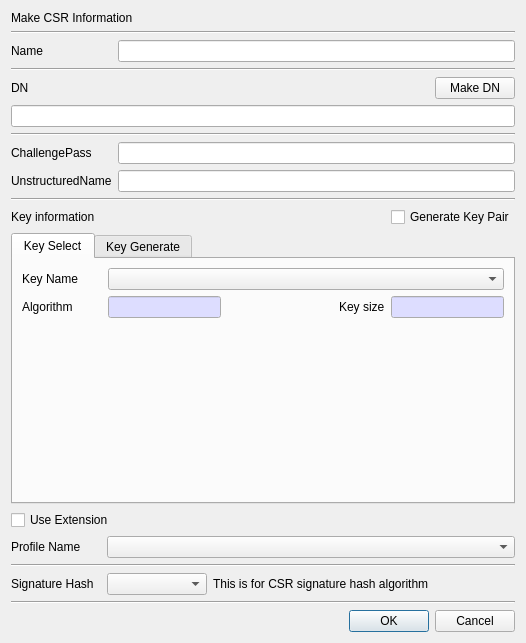
First picture: the form in CertMan/make_req_dlg.ui, repository jykim74/CertMan, before the edit.
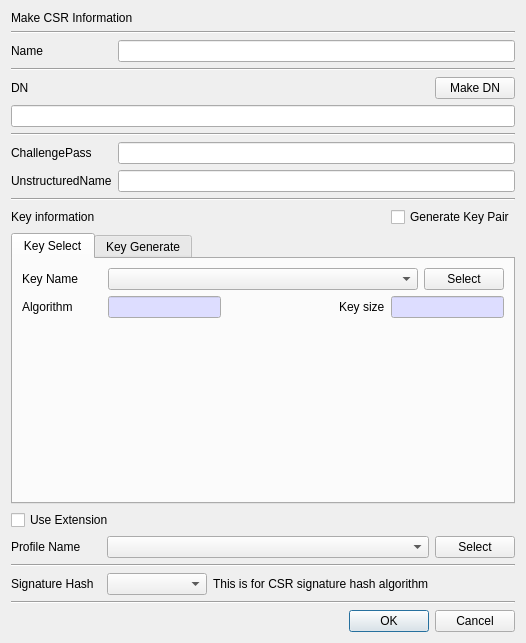
Second picture: the form after the edit. The open tabs and pages were chosen to show the change.

Commit message: CAMan ProfileMan 작업중

Diff of the .ui file:
```diff
--- a/CertMan/make_req_dlg.ui
+++ b/CertMan/make_req_dlg.ui
@@ -198,7 +198,21 @@
           </widget>
          </item>
          <item row="0" column="1">
-          <widget class="QComboBox" name="mKeyNameCombo"/>
+          <widget class="QComboBox" name="mKeyNameCombo">
+           <property name="sizePolicy">
+            <sizepolicy hsizetype="Expanding" vsizetype="Fixed">
+             <horstretch>0</horstretch>
+             <verstretch>0</verstretch>
+            </sizepolicy>
+           </property>
+          </widget>
+         </item>
+         <item row="0" column="2">
+          <widget class="QPushButton" name="mSelectKeyPairBtn">
+           <property name="text">
+            <string>Select</string>
+           </property>
+          </widget>
          </item>
         </layout>
        </item>
@@ -592,7 +606,21 @@
       </widget>
      </item>
      <item row="0" column="1">
-      <widget class="QComboBox" name="mProfileNameCombo"/>
+      <widget class="QComboBox" name="mProfileNameCombo">
+       <property name="sizePolicy">
+        <sizepolicy hsizetype="Expanding" vsizetype="Fixed">
+         <horstretch>0</horstretch>
+         <verstretch>0</verstretch>
+        </sizepolicy>
+       </property>
+      </widget>
+     </item>
+     <item row="0" column="2">
+      <widget class="QPushButton" name="mSelectProfileBtn">
+       <property name="text">
+        <string>Select</string>
+       </property>
+      </widget>
      </item>
     </layout>
    </item>
```
Left out of the diff: 2 changed lines with no effect on the pictures. The commit also changes 16 other files.
